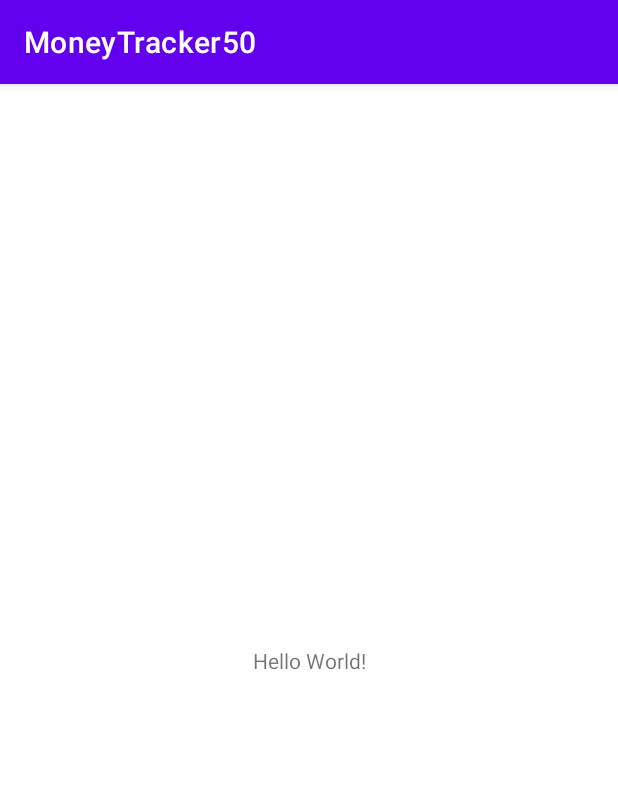
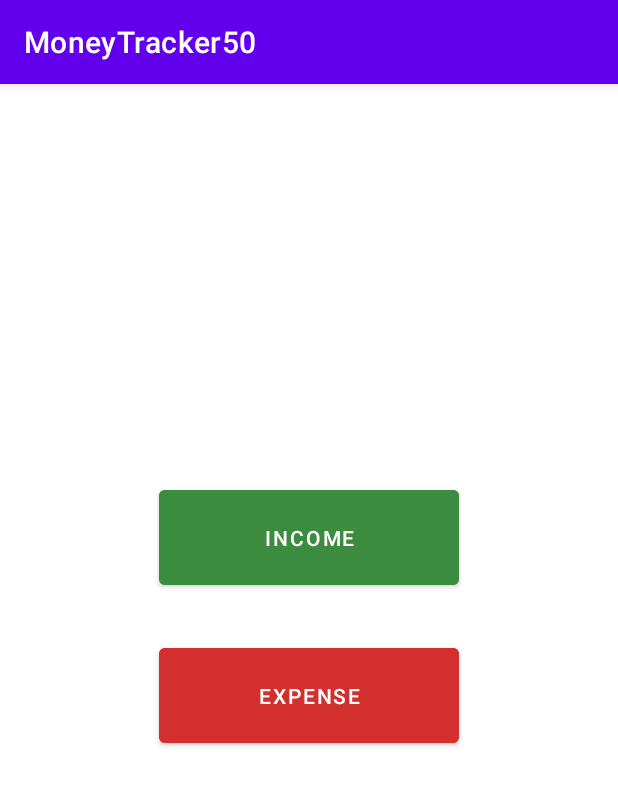
Before and after one commit to devyza/MoneyTracker50, an Android app: the screen it shows after launch (MainActivity), on a phone screen of 412 x 824 dp. Shown: the top 786 px of the screen. Run offline under Robolectric (Android 15) with nearby library versions, the phone set to English and light mode, and no system bars.

Commit message:
Created a child Activity (SaveActivity.java) of MainActivity

```diff
--- a/app/src/main/AndroidManifest.xml
+++ b/app/src/main/AndroidManifest.xml
@@ -9,6 +9,7 @@
         android:roundIcon="@mipmap/ic_launcher_round"
         android:supportsRtl="true"
         android:theme="@style/Theme.MoneyTracker50">
+        <activity android:name=".SaveActivity" android:parentActivityName=".MainActivity"/>
         <activity android:name=".MainActivity">
             <intent-filter>
                 <action android:name="android.intent.action.MAIN" />
--- a/app/src/main/java/com/example/moneytracker50/MainActivity.java
+++ b/app/src/main/java/com/example/moneytracker50/MainActivity.java
@@ -2,13 +2,37 @@ package com.example.moneytracker50;
 
 import androidx.appcompat.app.AppCompatActivity;
 
+import android.content.Intent;
 import android.os.Bundle;
+import android.view.View;
+import android.widget.Button;
 
 public class MainActivity extends AppCompatActivity {
+
+    Button btnIncome, btnExpense;
 
     @Override
     protected void onCreate(Bundle savedInstanceState) {
         super.onCreate(savedInstanceState);
         setContentView(R.layout.activity_main);
+
+        btnIncome = findViewById(R.id.btnIncome);
+        btnIncome.setOnClickListener(new View.OnClickListener() {
+            @Override
+            public void onClick(View v) {
+                Intent intent = new Intent(v.getContext(), SaveActivity.class);
+                v.getContext().startActivity(intent);
+            }
+        });
+
+        btnExpense = findViewById(R.id.btnExpense);
+        btnExpense.setOnClickListener(new View.OnClickListener() {
+            @Override
+            public void onClick(View v) {
+                Intent intent = new Intent(v.getContext(), SaveActivity.class);
+                v.getContext().startActivity(intent);
+            }
+        });
+
     }
 }
--- a/app/src/main/res/layout/activity_main.xml
+++ b/app/src/main/res/layout/activity_main.xml
@@ -1,18 +1,33 @@
 <?xml version="1.0" encoding="utf-8"?>
-<androidx.constraintlayout.widget.ConstraintLayout xmlns:android="http://schemas.android.com/apk/res/android"
-    xmlns:app="http://schemas.android.com/apk/res-auto"
+<LinearLayout xmlns:android="http://schemas.android.com/apk/res/android"
     xmlns:tools="http://schemas.android.com/tools"
     android:layout_width="match_parent"
     android:layout_height="match_parent"
+    android:orientation="vertical"
+    android:gravity="center_horizontal"
     tools:context=".MainActivity">
 
     <TextView
+        android:id="@+id/balance"
         android:layout_width="wrap_content"
         android:layout_height="wrap_content"
-        android:text="Hello World!"
-        app:layout_constraintBottom_toBottomOf="parent"
-        app:layout_constraintLeft_toLeftOf="parent"
-        app:layout_constraintRight_toRightOf="parent"
-        app:layout_constraintTop_toTopOf="parent" />
+        android:layout_marginTop="200dp"
+        android:textSize="25sp" />
 
-</androidx.constraintlayout.widget.ConstraintLayout>
+    <Button
+        android:id="@+id/btnIncome"
+        android:text="Income"
+        android:layout_width="200dp"
+        android:layout_height="75dp"
+        android:backgroundTint="#3C8C3F"
+        android:layout_marginTop="30dp"/>
+
+    <Button
+        android:id="@+id/btnExpense"
+        android:text="Expense"
+        android:layout_width="200dp"
+        android:layout_height="75dp"
+        android:backgroundTint="#D32F2F"
+        android:layout_marginTop="30dp"/>
+
+</LinearLayout>
```
Also changed, not shown: app/src/main/java/com/example/moneytracker50/SaveActivity.java (added, +15 -0 lines), app/src/main/res/layout/activity_save.xml (added, +9 -0 lines).
